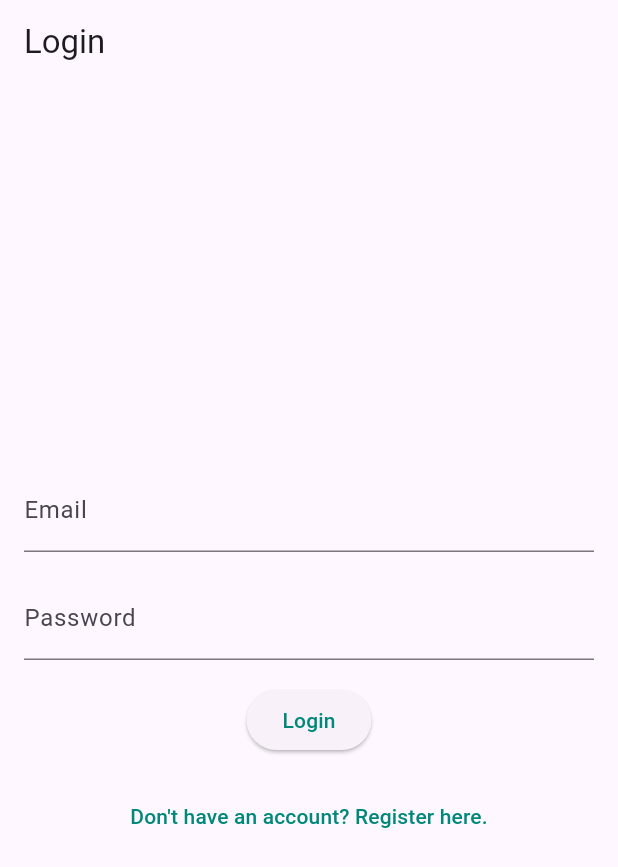
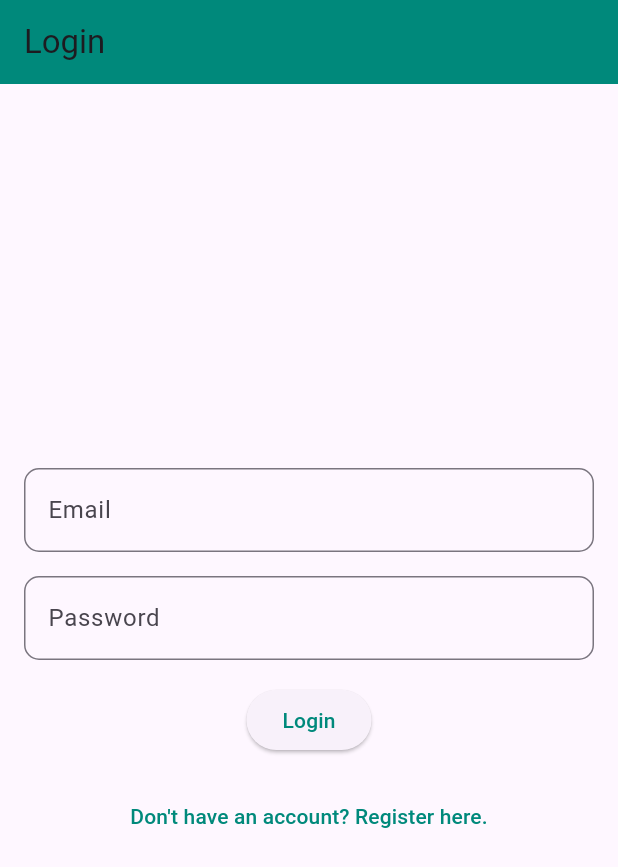
Before and after one commit to NeilBanerjee2002/veranco, a Flutter app: the screen it shows after launch, on a phone screen of 412 x 824 dp. Shown: the top 867 px of the screen. Run offline on Flutter 3.47's test engine with Material 3 defaults, Android fonts, the phone set to English and light mode, and no system bars.

Commit message:
added box outlines and app bar color in login screen

```diff
--- a/lib/screens/login_screen.dart
+++ b/lib/screens/login_screen.dart
@@ -17,6 +17,7 @@ class _LoginScreenState extends State<LoginScreen> {
   Widget build(BuildContext context) {
     return Scaffold(
       appBar: AppBar(
+        backgroundColor: primaryColor,
         title: Text('Login'),
       ),
       body: Padding(
@@ -27,14 +28,26 @@ class _LoginScreenState extends State<LoginScreen> {
             TextField(
               controller: _emailController,
               decoration: InputDecoration(labelText: 'Email',
-              fillColor: primaryColor),
+              fillColor: primaryColor, focusedBorder: OutlineInputBorder(
+                      borderSide: Divider.createBorderSide(context),
+                    borderRadius: BorderRadius.all(Radius.circular(10.0))
+                  ), border: OutlineInputBorder(
+                      borderSide: Divider.createBorderSide(context),
+                    borderRadius: BorderRadius.all(Radius.circular(10.0))
+                  )),
               keyboardType: TextInputType.emailAddress,
             ),
             SizedBox(height: 16.0),
             TextField(
               controller: _passwordController,
               decoration: InputDecoration(labelText: 'Password',
-              fillColor: secondaryColor),
+              fillColor: secondaryColor,focusedBorder: OutlineInputBorder(
+                      borderSide: Divider.createBorderSide(context),
+                    borderRadius: BorderRadius.all(Radius.circular(10.0))
+                  ), border: OutlineInputBorder(
+                      borderSide: Divider.createBorderSide(context),
+                    borderRadius: BorderRadius.all(Radius.circular(10.0))
+                  )),
               obscureText: true,
             ),
             SizedBox(height: 16.0),
```
